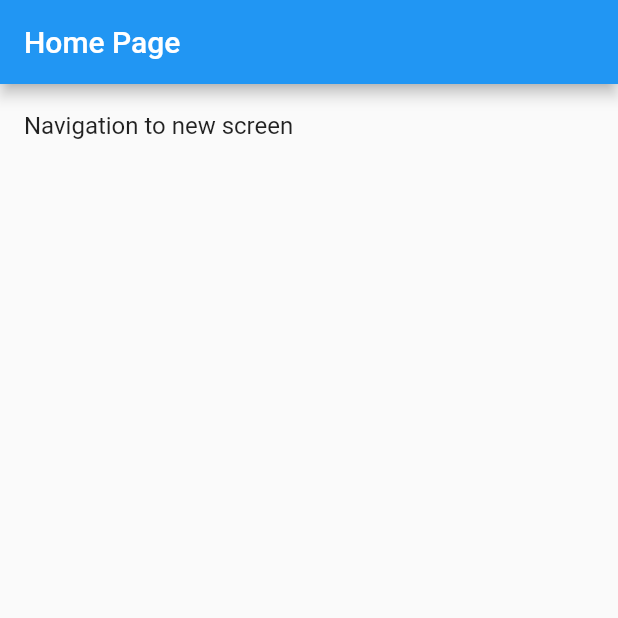
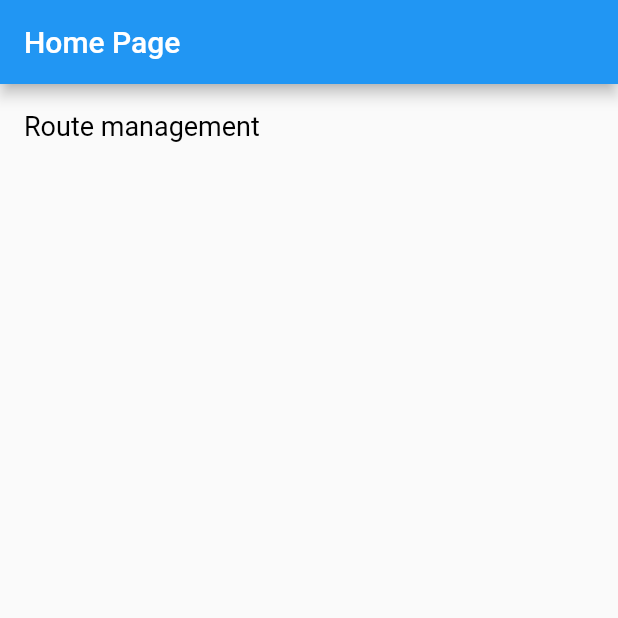
Before and after one commit to chengww5217/getx_quick_start, a Flutter app: the screen it shows after launch, on a phone screen of 412 x 824 dp, the top half of it. Run offline on Flutter 3.47's test engine with Material 2 defaults, Android fonts, the phone set to English and light mode, and no system bars; our stand-ins replace get.

```diff
--- /dev/null
+++ b/lib/common/components/code_widget.dart
@@ -0,0 +1,90 @@
+import 'package:flutter/gestures.dart';
+import 'package:flutter/material.dart';
+import 'package:get/get.dart';
+import 'package:getx_quick_start/common/theme/theme.dart';
+
+class CodeWidget extends StatelessWidget {
+  final List<InlineSpan> children;
+
+  const CodeWidget({
+    Key key,
+    this.children,
+  }) : super(key: key);
+
+  @override
+  Widget build(BuildContext context) {
+    return Container(
+      width: .9 * Get.width,
+      margin: const EdgeInsets.symmetric(vertical: 16),
+      padding: const EdgeInsets.all(16),
+      decoration: BoxDecoration(
+          borderRadius: BorderRadius.circular(8),
+          color: LightTheme.codeBgColor,
+      ),
+      child: SelectableText.rich(
+        TextSpan(children: children),
+        style: LightTheme.bodyTextStyle,
+      ),
+    );
+  }
+}
+
+TextSpan blueSpan({
+  String text,
+  List<InlineSpan> children,
+  TextStyle style = LightTheme.blueTextStyle,
+  GestureRecognizer recognizer,
+  String semanticsLabel,
+}) =>
+    TextSpan(
+      text: text,
+      children: children,
+      style: style,
+      recognizer: recognizer,
+      semanticsLabel: semanticsLabel,
+    );
+
+TextSpan purpleSpan({
+  String text,
+  List<InlineSpan> children,
+  TextStyle style = LightTheme.purpleTextStyle,
+  GestureRecognizer recognizer,
+  String semanticsLabel,
+}) =>
+    TextSpan(
+      text: text,
+      children: children,
+      style: style,
+      recognizer: recognizer,
+      semanticsLabel: semanticsLabel,
+    );
+
+TextSpan codeHintSpan({
+  String text,
+  List<InlineSpan> children,
+  TextStyle style = LightTheme.codeHintTextStyle,
+  GestureRecognizer recognizer,
+  String semanticsLabel,
+}) =>
+    TextSpan(
+      text: text,
+      children: children,
+      style: style,
+      recognizer: recognizer,
+      semanticsLabel: semanticsLabel,
+    );
+
+TextSpan redSpan({
+  String text,
+  List<InlineSpan> children,
+  TextStyle style = LightTheme.codeRedTextStyle,
+  GestureRecognizer recognizer,
+  String semanticsLabel,
+}) =>
+    TextSpan(
+      text: text,
+      children: children,
+      style: style,
+      recognizer: recognizer,
+      semanticsLabel: semanticsLabel,
+    );
--- /dev/null
+++ b/lib/common/components/text_widget.dart
@@ -0,0 +1,22 @@
+import 'package:flutter/material.dart';
+import 'package:getx_quick_start/common/theme/theme.dart';
+
+class NormalText extends StatelessWidget {
+  final String text;
+  final bool selectable;
+
+  const NormalText(this.text, {this.selectable = true});
+
+  @override
+  Widget build(BuildContext context) {
+    return selectable
+        ? SelectableText(
+            text,
+            style: LightTheme.bodyTextStyle,
+          )
+        : Text(
+            text,
+            style: LightTheme.bodyTextStyle,
+          );
+  }
+}
--- /dev/null
+++ b/lib/common/theme/theme.dart
@@ -0,0 +1,36 @@
+import 'package:flutter/material.dart';
+
+abstract class LightTheme {
+  static const bodyFontSize = 18.0;
+  static const bodyTextColor = Colors.black;
+  static const bodyTextStyle = TextStyle(
+      color: bodyTextColor,
+      fontSize: bodyFontSize,
+      fontWeight: FontWeight.normal);
+
+  // code
+  static const codeBgColor = Color(0xFFf5f7f9);
+  static const blueTextColor = Color(0xFF005cc5);
+  static const blueTextStyle = TextStyle(
+      color: blueTextColor,
+      fontSize: bodyFontSize,
+      fontWeight: FontWeight.normal);
+
+  static const purpleTextColor = Color(0xFF6f42c1);
+  static const purpleTextStyle = TextStyle(
+      color: purpleTextColor,
+      fontSize: bodyFontSize,
+      fontWeight: FontWeight.normal);
+
+  static const codeHintTextColor = Color(0xFF6a737d);
+  static const codeHintTextStyle = TextStyle(
+      color: codeHintTextColor,
+      fontSize: bodyFontSize,
+      fontWeight: FontWeight.normal);
+
+  static const codeRedTextColor = Color(0xFFd73a49);
+  static const codeRedTextStyle = TextStyle(
+      color: codeRedTextColor,
+      fontSize: bodyFontSize,
+      fontWeight: FontWeight.normal);
+}
--- a/lib/pages/home/home_page.dart
+++ b/lib/pages/home/home_page.dart
@@ -1,6 +1,7 @@
 import 'package:flutter/material.dart';
 import 'package:get/get.dart';
 import 'package:getx_quick_start/common/components/page_common.dart';
+import 'package:getx_quick_start/common/components/text_widget.dart';
 import 'package:getx_quick_start/common/routes/app_pages.dart';
 
 class HomePage extends StatelessWidget {
@@ -11,9 +12,9 @@ class HomePage extends StatelessWidget {
         body: ListView(
           children: [
             ListTile(
-              title: Text("Navigation to new screen"),
+              title: NormalText("Route management", selectable: false,),
               onTap: () => Get.toNamed(Details),
-            )
+            ),
           ],
         ));
   }
```
Also changed, not shown: lib/pages/home/details_page.dart (+78 -4 lines).
